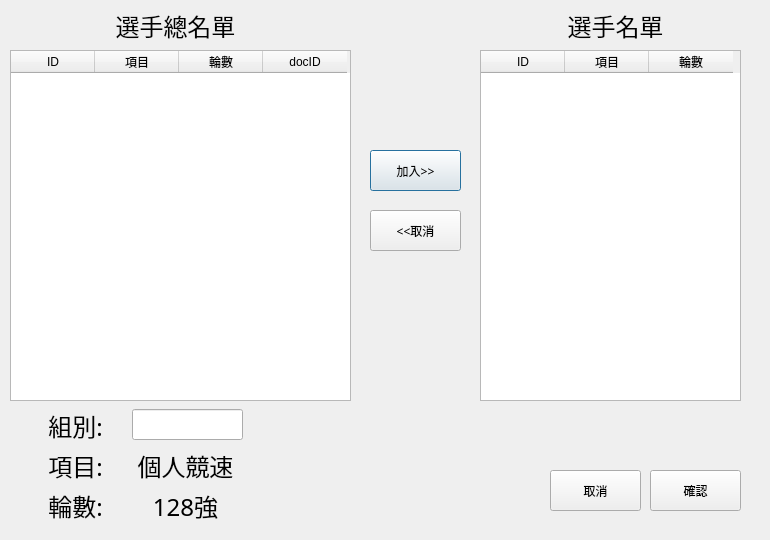
Old version of the form client/src/ui/NewMatchDialog.ui in the repository RuiChen0101/2019nukl.
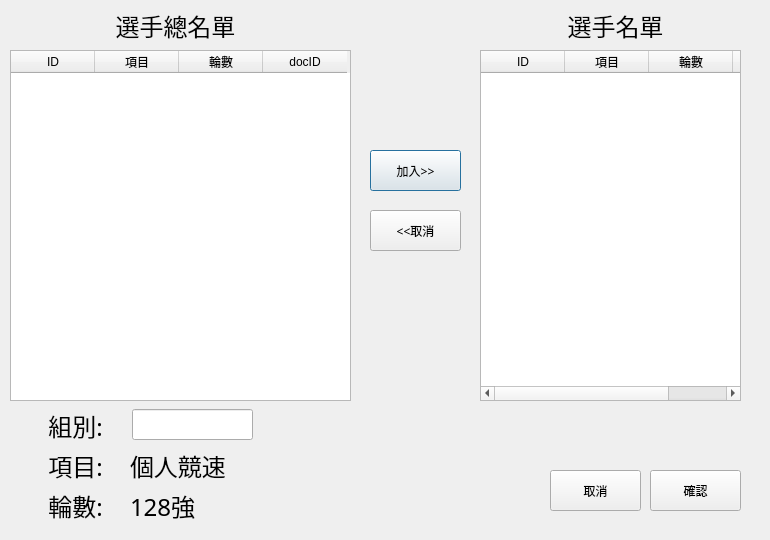
New version of the form.

Commit message: match page display complete, dialog in progress

```diff
--- a/client/src/ui/NewMatchDialog.ui
+++ b/client/src/ui/NewMatchDialog.ui
@@ -147,6 +147,11 @@
      <string>輪數</string>
     </property>
    </column>
+   <column>
+    <property name="text">
+     <string>docID</string>
+    </property>
+   </column>
   </widget>
   <widget class="QPushButton" name="add_btn">
    <property name="geometry">
@@ -189,7 +194,7 @@
     <rect>
      <x>130</x>
      <y>450</y>
-     <width>111</width>
+     <width>141</width>
      <height>31</height>
     </rect>
    </property>
@@ -203,7 +208,7 @@
     <string>個人競速</string>
    </property>
    <property name="alignment">
-    <set>Qt::AlignCenter</set>
+    <set>Qt::AlignLeading|Qt::AlignLeft|Qt::AlignVCenter</set>
    </property>
   </widget>
   <widget class="QLabel" name="round">
@@ -211,7 +216,7 @@
     <rect>
      <x>130</x>
      <y>490</y>
-     <width>111</width>
+     <width>141</width>
      <height>31</height>
     </rect>
    </property>
@@ -225,7 +230,7 @@
     <string>128強</string>
    </property>
    <property name="alignment">
-    <set>Qt::AlignCenter</set>
+    <set>Qt::AlignLeading|Qt::AlignLeft|Qt::AlignVCenter</set>
    </property>
   </widget>
   <widget class="QLabel" name="catgory_label">
@@ -299,7 +304,7 @@
     <rect>
      <x>132</x>
      <y>409</y>
-     <width>111</width>
+     <width>121</width>
      <height>31</height>
     </rect>
    </property>
```
The commit also changes 12 other files.
